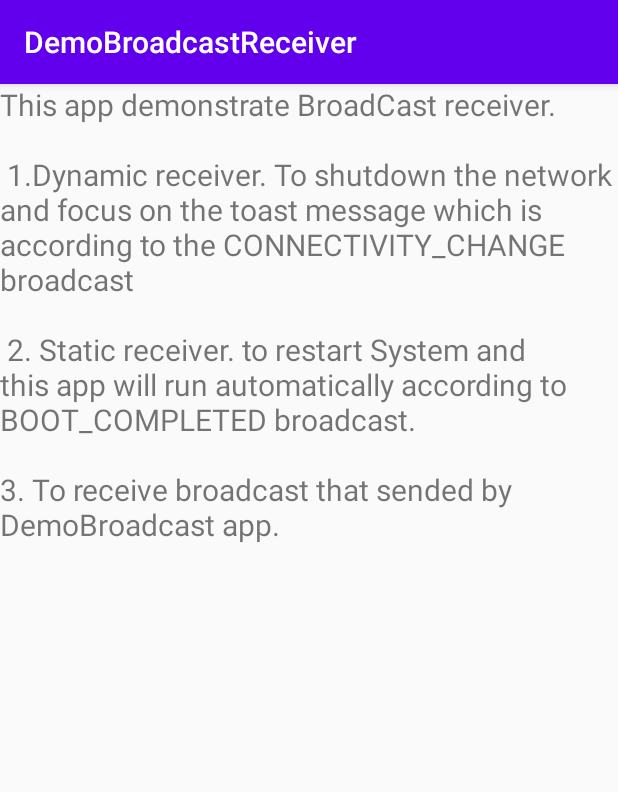
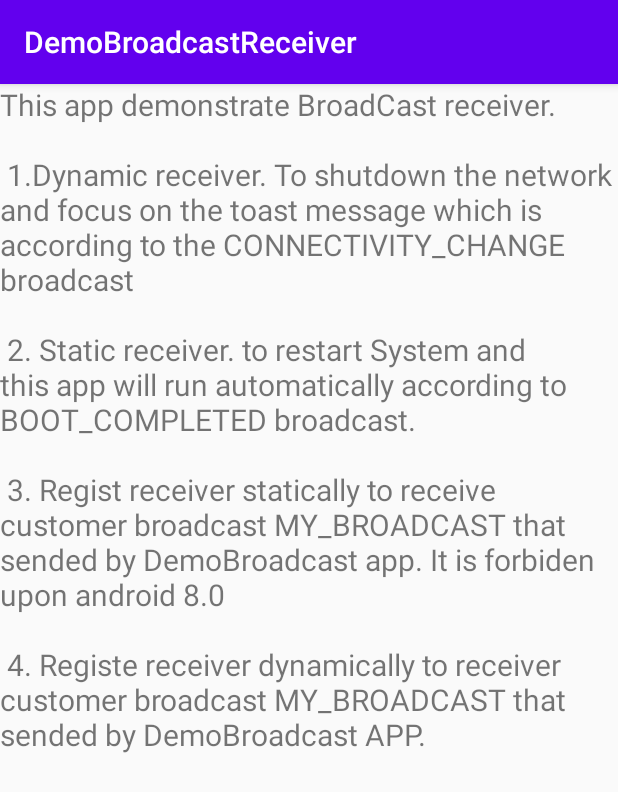
Before and after one commit to Infoleading/demo-android, an Android app: the screen it shows after launch (MainActivity), on a phone screen of 412 x 824 dp. Shown: the top 792 px of the screen. Run offline under Robolectric (Android 15) with nearby library versions, the phone set to English and light mode, and no system bars.

Commit message:
DemoBroadcastReceiverr is over

```diff
--- a/DemoBroadcastReceiver/app/src/main/AndroidManifest.xml
+++ b/DemoBroadcastReceiver/app/src/main/AndroidManifest.xml
@@ -4,6 +4,7 @@
 
     <uses-permission android:name="android.permission.ACCESS_NETWORK_STATE" />
     <uses-permission android:name="android.permission.RECEIVE_BOOT_COMPLETED" />
+    <uses-permission android:name="edu.cque.jianxing.demobroadcast.permission.MY_BROADCAST" />
 
     <application
         android:allowBackup="true"
@@ -12,6 +13,7 @@
         android:roundIcon="@mipmap/ic_launcher_round"
         android:supportsRtl="true"
         android:theme="@style/AppTheme">
+
         <receiver
             android:name=".BootCompleteReceiver"
             android:enabled="true"
@@ -19,7 +21,6 @@
             <intent-filter>
                 <action android:name="android.intent.action.BOOT_COMPLETED" />
             </intent-filter>
-
         </receiver>
 
         <activity android:name=".MainActivity">
--- a/DemoBroadcastReceiver/app/src/main/java/edu/cque/jianxing/demobroadcastreceiver/MainActivity.java
+++ b/DemoBroadcastReceiver/app/src/main/java/edu/cque/jianxing/demobroadcastreceiver/MainActivity.java
@@ -10,6 +10,7 @@ import android.net.ConnectivityManager;
 import android.net.Network;
 import android.net.NetworkInfo;
 import android.os.Bundle;
+import android.util.Log;
 import android.widget.Toast;
 
 import edu.cque.jianxing.demobroadcastreceiver.R;
@@ -17,25 +18,39 @@ import edu.cque.jianxing.demobroadcastreceiver.R;
 public class MainActivity extends AppCompatActivity {
 
     private NetworkChangeReceiver receiver;  //声明成员变量来持有接收器对象
+    private MyBroadCastReceiver2 receiver2;
 
     @Override
     protected void onCreate(Bundle savedInstanceState) {
         super.onCreate(savedInstanceState);
         setContentView(R.layout.activity_main);
 
+        //动态注册接收器接收系统广播 CONNECTIVITY_CHANGE
         IntentFilter intentFilter = new IntentFilter();
         intentFilter.addAction("android.net.conn.CONNECTIVITY_CHANGE");
         receiver = new NetworkChangeReceiver();
         registerReceiver(receiver, intentFilter); //注册接收器，
+
+        //android8.0以上系统,动态注册接收器接收来自其它应用的自定义广播
+        //使用此动态注册时，必须要将之前实验用的manifest中的静态注册删除
+        IntentFilter intentFilter2 = new IntentFilter();
+        intentFilter2.addAction("edu.cque.jianxing.demobroadcast.MY_BROADCAST");
+        receiver2 = new MyBroadCastReceiver2();
+        //注册 receiver 时除了 receiver实例和过滤器以外，还必须要有广播的相关权限，该权限要已在 manifest中声明
+        registerReceiver(receiver2, intentFilter2, "edu.cque.jianxing.demobroadcast.permission.MY_BROADCAST", null);
     }
 
     @Override
     protected void onDestroy() {
         super.onDestroy();
         unregisterReceiver(receiver); //必须在activity结束时取消注册 BroadcastReceiver
+        unregisterReceiver(receiver2);
     }
 
-    class NetworkChangeReceiver extends BroadcastReceiver{
+    /**
+     * 接收器类定义
+     */
+    private class NetworkChangeReceiver extends BroadcastReceiver{
         @Override
         public void onReceive(Context context, Intent intent) {
 
@@ -49,4 +64,15 @@ public class MainActivity extends AppCompatActivity {
             }
         }
     }
+
+    /**
+     * 接收器类定义
+     */
+    private class MyBroadCastReceiver2 extends BroadcastReceiver{
+        @Override
+        public void onReceive(Context context, Intent intent) {
+            Toast.makeText(context, "MY_BROADCAST has received by dynamic manner", Toast.LENGTH_LONG).show();
+            Log.d("DemoBroadcastReceiver", "MY_BROADCAST has received by dynamic manner");
+        }
+    }
 }
--- a/DemoBroadcastReceiver/app/src/main/res/layout/activity_main.xml
+++ b/DemoBroadcastReceiver/app/src/main/res/layout/activity_main.xml
@@ -9,7 +9,7 @@
     <TextView
         android:layout_width="match_parent"
         android:layout_height="wrap_content"
-        android:text="This app demonstrate BroadCast receiver.  \n\n 1.Dynamic receiver. To shutdown the network and focus on the toast message which is according to the CONNECTIVITY_CHANGE broadcast \n\n 2. Static receiver. to restart System and this app will run automatically according to BOOT_COMPLETED broadcast. \n\n3. To receive broadcast that sended by DemoBroadcast app. "
+        android:text="This app demonstrate BroadCast receiver.  \n\n 1.Dynamic receiver. To shutdown the network and focus on the toast message which is according to the CONNECTIVITY_CHANGE broadcast \n\n 2. Static receiver. to restart System and this app will run automatically according to BOOT_COMPLETED broadcast. \n\n 3. Regist receiver statically to receive customer broadcast MY_BROADCAST that sended by DemoBroadcast app. It is forbiden upon android 8.0\n\n 4. Registe receiver dynamically to receiver customer broadcast MY_BROADCAST that sended by DemoBroadcast APP."
         android:textSize="20sp"
         android:lines="30"
         app:layout_constraintTop_toTopOf="parent"
```
Also changed, not shown: DemoBroadcastReceiver/app/src/main/java/edu/cque/jianxing/demobroadcastreceiver/MyBroadcastReceiver.java (+11 -1 lines).
